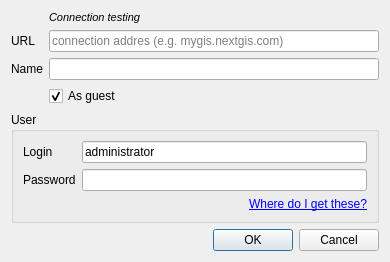
nextgis/ngw_external_api_python, file qgis/ngw_connection_edit_dialog_base.ui: the form before one commit.
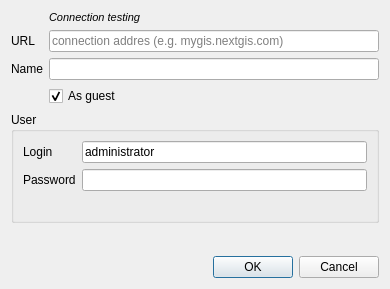
The form after the commit.

The edit to the form file:
```diff
--- a/qgis/ngw_connection_edit_dialog_base.ui
+++ b/qgis/ngw_connection_edit_dialog_base.ui
@@ -7,7 +7,7 @@
     <x>0</x>
     <y>0</y>
     <width>390</width>
-    <height>245</height>
+    <height>289</height>
    </rect>
   </property>
   <property name="sizePolicy">
@@ -110,9 +110,6 @@
         <property name="enabled">
          <bool>true</bool>
         </property>
-        <property name="text">
-         <string>&lt;html&gt;&lt;head/&gt;&lt;body&gt;&lt;p&gt;&lt;a href=&quot;http://docs.nextgis.com/docs_ngcom/source/ngqgis_connect.html#ngcom-ngqgis-connect-connection&quot;&gt;&lt;span style=&quot; text-decoration: underline; color:#0000ff;&quot;&gt;Where do I get these?&lt;/span&gt;&lt;/a&gt;&lt;/p&gt;&lt;/body&gt;&lt;/html&gt;</string>
-        </property>
         <property name="textFormat">
          <enum>Qt::AutoText</enum>
         </property>
```
